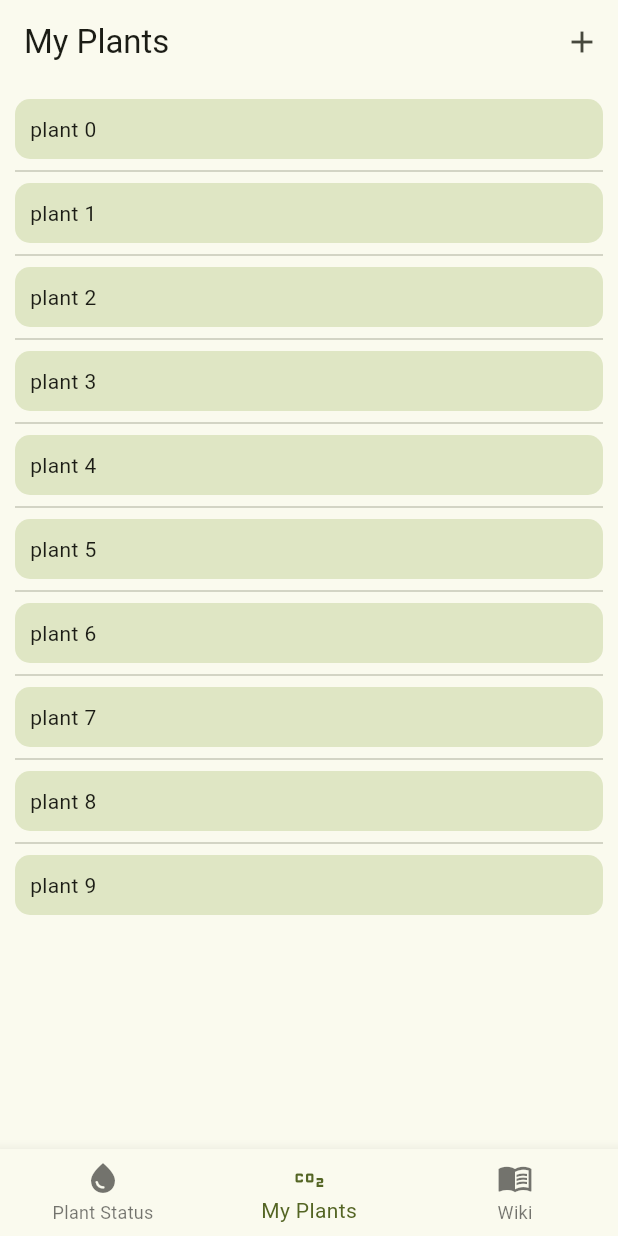
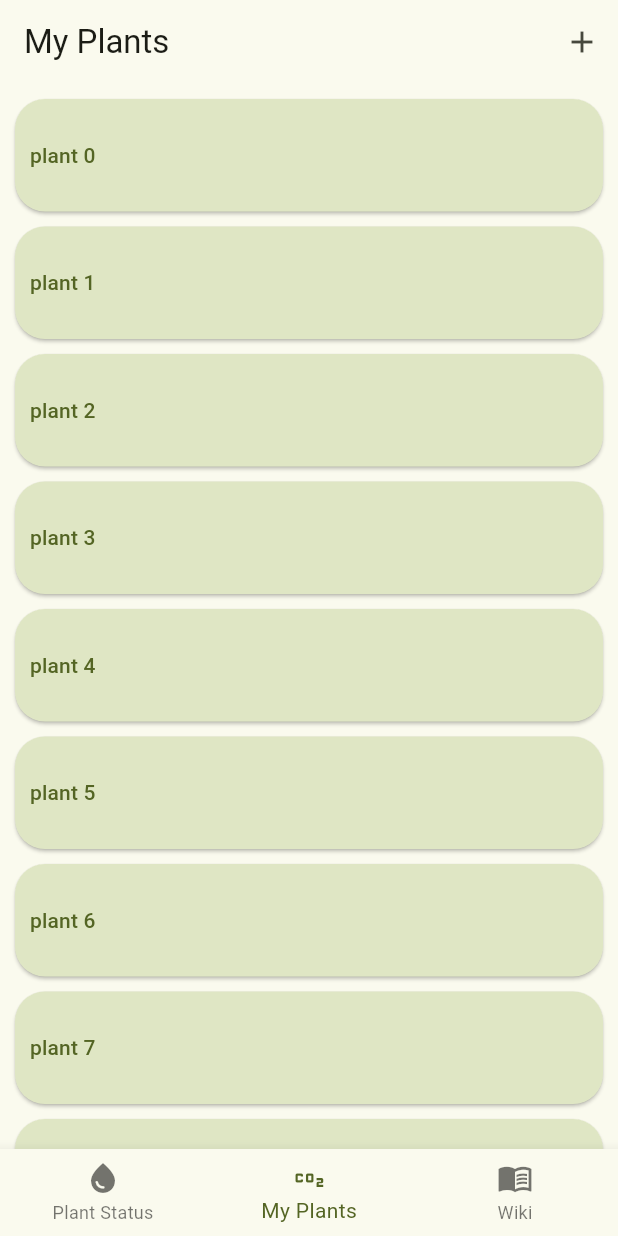
Before and after one commit to janthoXO/tsengarden, a Flutter app: the screen it shows after launch, item 2 of the bottom bar chosen, on a phone screen of 412 x 824 dp. Run offline on Flutter 3.47's test engine with Material 3 defaults, Android fonts, the phone set to English and light mode, and no system bars; our stand-ins replace go_router.

Commit message:
add navigation to detail plant view

```diff
--- a/lib/collection/collectionView.dart
+++ b/lib/collection/collectionView.dart
@@ -1,8 +1,9 @@
 import 'package:flutter/material.dart';
-import 'package:tsengarden/collection/addPlant/AddPlantView.dart';
-import 'package:tsengarden/collection/addPlant/addPlantController.dart';
-import 'package:tsengarden/collection/collectionController.dart';
+import 'package:tsengarden/collection/detailPlantView.dart';
 
+import 'collectionController.dart';
+import 'editPlant/editPlantController.dart';
+import 'editPlant/editPlantView.dart';
 
 class CollectionView extends StatefulWidget {
   final CollectionController collectionController;
@@ -20,27 +21,42 @@ class _CollectionViewState extends State<CollectionView> {
       appBar: AppBar(
         title: const Text("My Plants"),
         actions: [
-          IconButton(onPressed: () => Navigator.push(
-              context,
-              MaterialPageRoute(builder: (context) => AddPlantView(
-                  addPlantController: AddPlantController(data: widget.collectionController.data)
-              ))), icon: const Icon(Icons.add)),
+          IconButton(
+              onPressed: () => Navigator.push(
+                  context,
+                  MaterialPageRoute(
+                      builder: (context) => EditPlantView(
+                          editPlantController: EditPlantController(
+                              data: widget.collectionController.data)))),
+              icon: const Icon(Icons.add)),
         ],
       ),
       body: ListView.separated(
         padding: const EdgeInsets.all(10),
         itemCount: widget.collectionController.data.ownedPlants.length,
         itemBuilder: (BuildContext ctx, int index) {
-          return Container(
-            padding: const EdgeInsets.all(10),
-            decoration: BoxDecoration(
-              color: Theme.of(context).colorScheme.secondaryContainer,
-              borderRadius: const BorderRadius.all(Radius.circular(10)),
+          return ElevatedButton(
+            onPressed: () => Navigator.push(
+                context,
+                MaterialPageRoute(
+                    builder: (context) => DetailPlantView(
+                          ownedPlant: widget
+                              .collectionController.data.ownedPlants[index],
+                          data: widget.collectionController.data,
+                        ))),
+            style: ElevatedButton.styleFrom(
+              minimumSize: const Size(0, 75),
+              shape: RoundedRectangleBorder(borderRadius: BorderRadius.circular(20)),
+              backgroundColor: Theme.of(context).colorScheme.secondaryContainer,
+              padding: const EdgeInsets.all(10),
             ),
-            child: Text(widget.collectionController.data.ownedPlants[index].name),
+            child: Row(children: [
+              Text(widget.collectionController.data.ownedPlants[index].name),
+              const Spacer()
+            ]),
           );
         },
-        separatorBuilder: (ctx, index) => const Divider(),
+        separatorBuilder: (ctx, index) => const Divider(height: 10,color: Color.fromARGB(0,0,0,0)),
       ),
     );
   }
--- a/lib/collection/addPlant/addPlantController.dart
+++ b/lib/collection/editPlant/editPlantController.dart
@@ -2,13 +2,13 @@ import 'package:tsengarden/sharedData.dart';
 import 'package:tsengarden/models/ownedPlant.dart';
 import 'package:tsengarden/models/plant.dart';
 
-class AddPlantController{
+class EditPlantController{
   OwnedPlant ownedPlant;
 
   SharedData data;
 
-  AddPlantController({required this.data}):
-  ownedPlant = OwnedPlant();
+  EditPlantController({required this.data, ownedPlant}):
+    ownedPlant = ownedPlant ?? OwnedPlant();
 
   bool savePlant(){
     if(ownedPlant.name.isEmpty){
--- a/lib/router.dart
+++ b/lib/router.dart
@@ -1,6 +1,4 @@
 import 'package:go_router/go_router.dart';
-import 'package:tsengarden/Collection/AddPlant/AddPlantView.dart';
-import 'package:tsengarden/collection/addPlant/addPlantController.dart';
 import 'package:tsengarden/main.dart';
 
 final GoRouter _router = GoRouter(
```
Also changed, not shown: lib/collection/detailPlantView.dart (added, +94 -0 lines), lib/collection/editPlant/editPlantView.dart (renamed from lib/collection/addPlant/AddPlantView.dart, +17 -15 lines), lib/navBar.dart (+6 -5 lines), lib/status/statusView.dart (+5 -4 lines).
